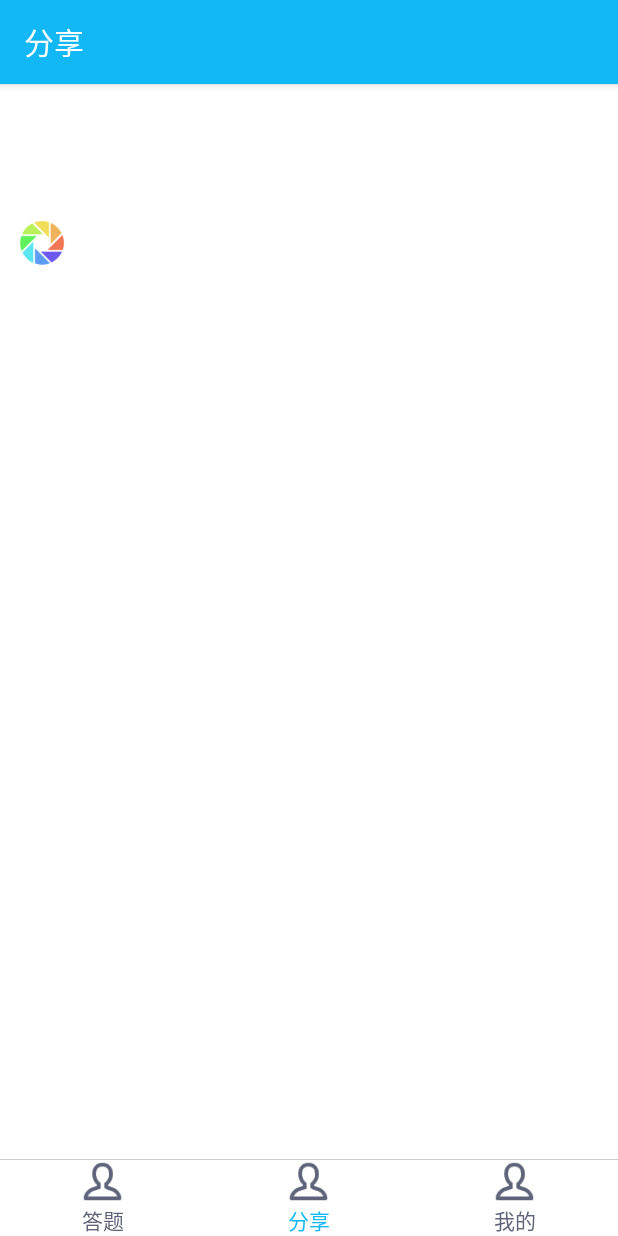
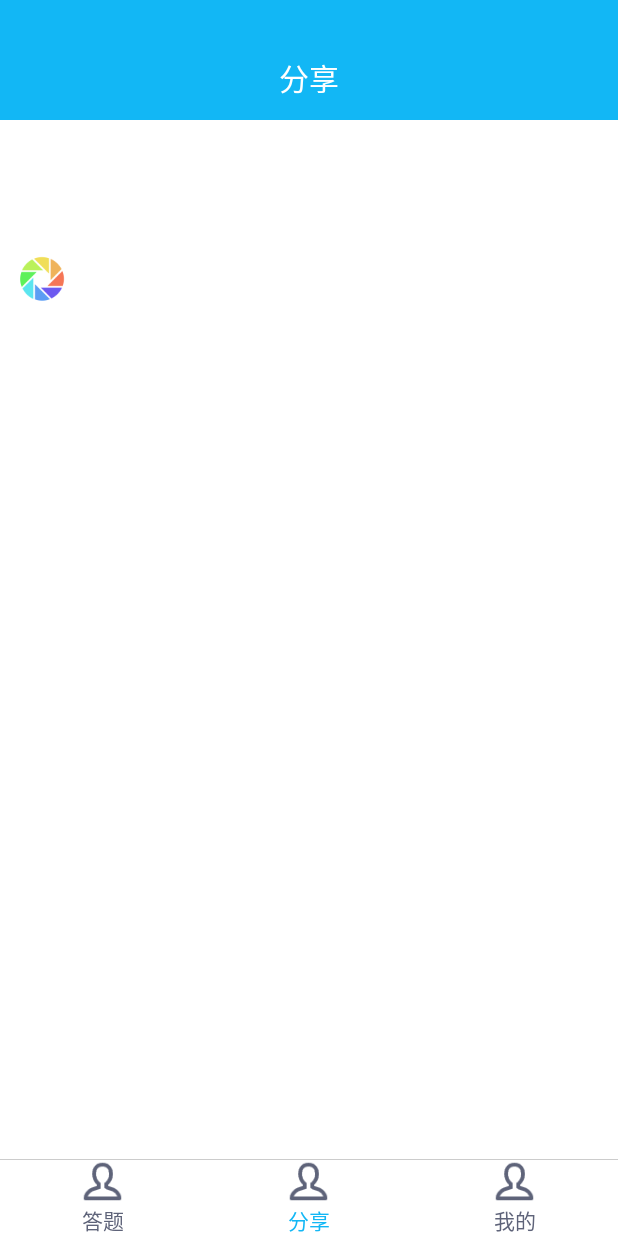
Before and after one commit to lixujiayou/GameDemo, an Android app: the screen it shows after launch (MainActivity), after a tap on "答题", on a phone screen of 412 x 824 dp. Run offline under Robolectric (Android 15) with nearby library versions, the phone set to English and light mode, and no system bars; our stand-ins replace ButterKnife, CircleImageView, EventBus; libraries missing offline, so code that uses them is left out: cn.bmob.v3, com.orhanobut.logger, me.everything.android; 24 statements that could not run were skipped.

Commit message:
20161220_4

```diff
--- a/app/src/main/java/com/example/administrator/gamedemo/core/Constants.java
+++ b/app/src/main/java/com/example/administrator/gamedemo/core/Constants.java
@@ -5,6 +5,8 @@ import android.content.Intent;
 
 import com.example.administrator.gamedemo.activity.LoginActivity;
 import com.example.administrator.gamedemo.model.Students;
+
+import java.lang.reflect.Field;
 
 import cn.bmob.v3.BmobUser;
 
@@ -64,4 +66,22 @@ public class Constants {
         return true;
     }
 
+    /**
+     * 获取状态栏的高度
+     * @return
+     */
+    public int getStatusBarHeight(Context mContext){
+        try
+        {
+            Class<?> c=Class.forName("com.android.internal.R$dimen");
+            Object obj=c.newInstance();
+            Field field=c.getField("status_bar_height");
+            int x=Integer.parseInt(field.get(obj).toString());
+            return  mContext.getResources().getDimensionPixelSize(x);
+        }catch(Exception e){
+            e.printStackTrace();
+        }
+        return 0;
+    }
+
 }
--- a/app/src/main/java/com/example/administrator/gamedemo/fragment/AnswerFragment.java
+++ b/app/src/main/java/com/example/administrator/gamedemo/fragment/AnswerFragment.java
@@ -157,7 +157,7 @@ public class AnswerFragment extends BaseFragment implements onRefreshListener2 {
         circleRecyclerView.addHeaderView(hostViewHolder.getView());
 
         toolbar.setTitleTextColor(ContextCompat.getColor(mContext, R.color.white));
-        toolbar.setTitle(R.string.main_answer);
+       // toolbar.setTitle(R.string.main_answer);
 
         AnswersAdapter.Builder<MomentsInfo> builder = new AnswersAdapter.Builder<>(mContext);
         builder.addType(AnswerViewHolder.class, MomentsType.EMPTY_CONTENT, R.layout.item_problem)
--- a/app/src/main/java/com/example/administrator/gamedemo/fragment/MineFragment.java
+++ b/app/src/main/java/com/example/administrator/gamedemo/fragment/MineFragment.java
@@ -2,8 +2,10 @@ package com.example.administrator.gamedemo.fragment;
 
 import android.support.v4.content.ContextCompat;
 import android.support.v7.widget.Toolbar;
+import android.widget.TextView;
 
 import com.example.administrator.gamedemo.R;
+import com.example.administrator.gamedemo.core.Constants;
 import com.example.administrator.gamedemo.utils.base.BaseFragment;
 
 import butterknife.BindView;
@@ -13,9 +15,9 @@ import butterknife.BindView;
  */
 
 public class MineFragment extends BaseFragment{
-   /* @BindView(R.id.toolbar)
-    public Toolbar toolbar;*/
 
+   @BindView(R.id.tv_repair)
+   TextView tv_repair;
     public MineFragment(){
     }
 
@@ -40,9 +42,8 @@ public class MineFragment extends BaseFragment{
 
     @Override
     public void initViews() {
-       /* toolbar.setTitleTextColor(ContextCompat.getColor(mContext,R.color.white));
-        toolbar.setTitle(R.string.main_mine);*/
-
+        android.view.ViewGroup.LayoutParams lp =tv_repair.getLayoutParams();
+        lp.height = Constants.getInstance().getStatusBarHeight(mContext);
     }
 
     @Override
--- a/app/src/main/java/com/example/administrator/gamedemo/fragment/ShareFragment.java
+++ b/app/src/main/java/com/example/administrator/gamedemo/fragment/ShareFragment.java
@@ -3,7 +3,6 @@ package com.example.administrator.gamedemo.fragment;
 import android.content.Context;
 import android.graphics.Rect;
 import android.os.Bundle;
-import android.support.annotation.Nullable;
 import android.support.v4.content.ContextCompat;
 import android.support.v7.widget.Toolbar;
 import android.text.TextUtils;
@@ -12,6 +11,7 @@ import android.view.MotionEvent;
 import android.view.View;
 import android.view.ViewGroup;
 import android.widget.ImageView;
+import android.widget.RelativeLayout;
 import android.widget.TextView;
 
 import com.example.administrator.gamedemo.R;
@@ -22,73 +22,79 @@ import com.example.administrator.gamedemo.model.CommentInfo;
 import com.example.administrator.gamedemo.model.Share;
 import com.example.administrator.gamedemo.model.Students;
 import com.example.administrator.gamedemo.utils.KeyboardControlMnanager;
-import com.example.administrator.gamedemo.utils.PreferenceHelper;
 import com.example.administrator.gamedemo.utils.ToolUtil;
 import com.example.administrator.gamedemo.utils.base.BaseFragment;
-import com.example.administrator.gamedemo.utils.bmob.bmob.BmobInitHelper;
 import com.example.administrator.gamedemo.utils.presenter.MomentPresenter;
 import com.example.administrator.gamedemo.utils.view.IMomentView;
-import com.example.administrator.gamedemo.utils.view.IMomentViewShare;
 import com.example.administrator.gamedemo.utils.viewholder.EmptyMomentsVH;
 import com.example.administrator.gamedemo.utils.viewholder.MultiImageMomentsVH;
 import com.example.administrator.gamedemo.utils.viewholder.TextOnlyMomentsVH;
 import com.example.administrator.gamedemo.utils.viewholder.WebMomentsVH;
-import com.example.administrator.gamedemo.widget.SoftKeyboardStateHelper;
+import com.example.administrator.gamedemo.widget.ImageLoadMnanger;
 import com.example.administrator.gamedemo.widget.commentwidget.CommentBox;
 import com.example.administrator.gamedemo.widget.commentwidget.CommentWidget;
 import com.example.administrator.gamedemo.widget.pullrecyclerview.CircleRecyclerView;
 import com.example.administrator.gamedemo.widget.pullrecyclerview.interfaces.onRefreshListener2;
-import com.example.administrator.gamedemo.widget.request.MomentsRequest;
 import com.example.administrator.gamedemo.widget.request.ShareRequest;
 import com.example.administrator.gamedemo.widget.request.SimpleResponseListener;
 import com.orhanobut.logger.Logger;
-import com.victor.loading.rotate.RotateLoading;
 
 import java.util.ArrayList;
 import java.util.List;
 
 import butterknife.BindView;
+import butterknife.ButterKnife;
+import butterknife.OnClick;
 import cn.bmob.v3.exception.BmobException;
 
 /**
  * Created by Administrator on 2016/12/8 0008.
+ *
  * @author lixu
  */
 
-public class ShareFragment extends BaseFragment  implements onRefreshListener2, IMomentView, CircleRecyclerView.OnPreDispatchTouchListener {
+public class ShareFragment extends BaseFragment implements onRefreshListener2, IMomentView, CircleRecyclerView.OnPreDispatchTouchListener {
 
-    @BindView(R.id.toolbar)
-    public Toolbar toolbar;
+//    @BindView(R.id.toolbar)
+//    public Toolbar toolbar;
     private boolean isPrepared;
 
     private static final int REQUEST_REFRESH = 0x10;
     private static final int REQUEST_LOADMORE = 0x11;
 
     @BindView(R.id.recycler)
-     CircleRecyclerView circleRecyclerView;
+    CircleRecyclerView circleRecyclerView;
     @BindView(R.id.widget_comment)
-     CommentBox commentBox;
+    CommentBox commentBox;
 
+    @BindView(R.id.rl_bar)
+    RelativeLayout rl_bar;
 
-//试一下这次呢
+    @BindView(R.id.tv_repair)
+    TextView tv_repair;
+
+    //试一下这次呢
     private HostViewHolder hostViewHolder;
     private CircleMomentsAdapter adapter;
     private List<Share> momentsInfoList;
     //request
     private ShareRequest momentsRequest;
     private MomentPresenter presenter;
-   // private List<Share> responseTemp;
+    // private List<Share> responseTemp;
 
-    public ShareFragment(){
+    public ShareFragment() {
     }
 
     public static ShareFragment getInstance() {
-        isFirst  = true;
+        isFirst = true;
         return answerFragmentHolder.instance;
     }
 
 
-
+    @OnClick(R.id.rl_bar)
+    public void onClick() {
+        circleRecyclerView.getRecyclerView().smoothScrollToPosition(0);
+    }
 
     public static class answerFragmentHolder {
         public static final ShareFragment instance = new ShareFragment();
@@ -96,10 +102,8 @@ public class ShareFragment extends BaseFragment  implements onRefreshListener2,
 
     @Override
     public void initTheme() {
-        getActivity().setTheme(R.style.AppTheme_NoActionBar_Immerse);
+        getActivity().setTheme(R.style.AppBaseTheme);
     }
-
-
 
 
     @Override
@@ -109,10 +113,11 @@ public class ShareFragment extends BaseFragment  implements onRefreshListener2,
 
     @Override
     public void initViews() {
+        android.view.ViewGroup.LayoutParams lp =tv_repair.getLayoutParams();
+        lp.height = Constants.getInstance().getStatusBarHeight(mContext);
 
         momentsInfoList = new ArrayList<>();
         momentsRequest = new ShareRequest();
-
 
         presenter = new MomentPresenter(this);
 
@@ -136,12 +141,11 @@ public class ShareFragment extends BaseFragment  implements onRefreshListener2,
         circleRecyclerView.setAdapter(adapter);
 
 
-
         initKeyboardHeightObserver();
 
 
-        toolbar.setTitleTextColor(ContextCompat.getColor(mContext,R.color.white));
-        toolbar.setTitle(R.string.main_share);
+//        toolbar.setTitleTextColor(ContextCompat.getColor(mContext, R.color.white));
+//        toolbar.setTitle(R.string.main_share);
 
         isPrepared = true;
         initData();
@@ -150,23 +154,36 @@ public class ShareFragment extends BaseFragment  implements onRefreshListener2,
 
     @Override
     public void initData() {
-        if(!isPrepared || !isVisible || !isFirst){
+        if (!isPrepared || !isVisible || !isFirst) {
             return;
-        }else {
+        } else {
             circleRecyclerView.autoRefresh();
             isFirst = false;
         }
 
     }
 
+
     private static class HostViewHolder {
         private View rootView;
+        private ImageView friend_wall_pic;
+
         public HostViewHolder(Context context) {
-            this.rootView = LayoutInflater.from(context).inflate(R.layout.heard_null, null);
+            this.rootView = LayoutInflater.from(context).inflate(R.layout.circle_host_header_share, null);
+            this.friend_wall_pic = (ImageView) rootView.findViewById(R.id.friend_wall_pic);
+            this.rootView.setVisibility(View.GONE);
         }
+
+        public void loadHostData(Students hostInfo) {
+            if (hostInfo == null) return;
+            ImageLoadMnanger.INSTANCE.loadImage(friend_wall_pic, "http://qn.ciyo.cn/upload/FgbnwPphrRD46RsX_gCJ8PxMZLNF");
+
+        }
+
         public View getView() {
             return rootView;
         }
+
     }
 
     // TODO: 2016/12/13 进一步优化对齐功能
@@ -205,6 +222,7 @@ public class ShareFragment extends BaseFragment  implements onRefreshListener2,
         momentsRequest.setRequestType(REQUEST_LOADMORE);
         momentsRequest.execute();
     }
+
     //call back block
     //==============================================
     private boolean isOne = true;
@@ -225,7 +243,7 @@ public class ShareFragment extends BaseFragment  implements onRefreshListener2,
 
 
                         Logger.i("第一条动态ID   >>>   " + response.get(0).getMomentid());
-                   //     hostViewHolder.loadHostData(Constants.getInstance().getUser());
+                        //     hostViewHolder.loadHostData(Constants.getInstance().getUser());
                         adapter.updateData(response);
                     }
                     break;
@@ -260,6 +278,7 @@ public class ShareFragment extends BaseFragment  implements onRefreshListener2,
 
     /**
      * 点击发送
+     *
      * @param itemPos
      * @param commentInfoList
      */
@@ -274,6 +293,7 @@ public class ShareFragment extends BaseFragment  implements onRefreshListener2,
 
     /**
      * 点击评论
+     *
      * @param itemPos
      * @param momentid
      * @param commentWidget
--- a/app/src/main/java/com/example/administrator/gamedemo/utils/base/BaseFragment.java
+++ b/app/src/main/java/com/example/administrator/gamedemo/utils/base/BaseFragment.java
@@ -32,7 +32,7 @@ public abstract class BaseFragment extends Fragment{
     @Nullable
     @Override
     public View onCreateView(LayoutInflater inflater, @Nullable ViewGroup container, @Nullable Bundle savedInstanceState) {
-        //initTheme();
+      //  initTheme();
         layoutID = initCreatView();
         mView = inflater.inflate(layoutID,container,false);
         mContext = getActivity();
--- a/app/src/main/java/com/example/administrator/gamedemo/widget/pullrecyclerview/CircleRecyclerView.java
+++ b/app/src/main/java/com/example/administrator/gamedemo/widget/pullrecyclerview/CircleRecyclerView.java
@@ -355,10 +355,13 @@ public class CircleRecyclerView extends FrameLayout {
         }
 
         void catchPullEvent(float offset) {
+            refreshIcon.setVisibility(View.VISIBLE);
             if (checkHacIcon()) {
                 refreshIcon.setRotation(-offset * 2);
                 if (offset >= refreshPosition) {
                     offset = refreshPosition;
+                }else if(offset < 1){
+                    refreshIcon.setVisibility(View.GONE);
                 }
                 refreshIcon.layout(refreshIcon.getLeft(), (int) Math.abs(offset), refreshIcon.getRight(), (int) (Math.abs(offset) + refreshIcon.getHeight()));
                 adjustRefreshIconPosition();
--- a/app/src/main/res/layout/fragment_share.xml
+++ b/app/src/main/res/layout/fragment_share.xml
@@ -4,8 +4,29 @@
     android:orientation="vertical"
     android:layout_width="match_parent"
     android:layout_height="match_parent">
-    <include layout="@layout/toolbar"
+    <TextView
+        android:id="@+id/tv_repair"
+        android:layout_width="match_parent"
+        android:layout_height="1dp"
+        android:background="@color/colorPrimary"
         />
+<RelativeLayout
+    android:id="@+id/rl_bar"
+    android:layout_width="match_parent"
+    android:layout_height="?attr/actionBarSize"
+    android:background="@color/colorPrimary"
+    >
+<TextView
+    android:layout_width="wrap_content"
+    android:layout_height="?attr/actionBarSize"
+    android:text="@string/main_share"
+    android:textSize="@dimen/textsize_actionbar"
+    android:textColor="@color/white"
+    android:layout_centerInParent="true"
+    android:gravity="center"
+    />
+
+</RelativeLayout>
     <FrameLayout
         android:layout_width="match_parent"
         android:layout_height="0dp"
--- a/app/src/main/res/layout/toolbar.xml
+++ b/app/src/main/res/layout/toolbar.xml
@@ -17,6 +17,7 @@
         android:background="@color/colorPrimary"
         android:minHeight="?attr/actionBarSize"
         app:layout_scrollFlags="scroll|enterAlways"
+        style="?actionBarStyle"
         />
 </android.support.design.widget.AppBarLayout>
 </merge>
--- a/app/src/main/res/values/colors.xml
+++ b/app/src/main/res/values/colors.xml
@@ -4,7 +4,7 @@
     <color name="colorPrimaryDark">#12B7F5</color>
     <color name="colorAccent">#8EC31E</color>
 
-    <color name="colorPrimaryAlpha">#ee12B7F5</color>
+    <color name="colorPrimaryAlpha">#12B7F5</color>
 
     <color name="white">#FFFFFF</color>
     <color name="white_t">#44FFFFFF</color>
--- a/app/src/main/res/values/dimens.xml
+++ b/app/src/main/res/values/dimens.xml
@@ -15,7 +15,7 @@
     <dimen name="height_search_2">46dp</dimen>
     <dimen name="item_spinner">36dp</dimen>
     <dimen name="textsize_spinner">18sp</dimen>
-    <dimen name="textsize_actionbar">22sp</dimen>
+    <dimen name="textsize_actionbar">20sp</dimen>
     <dimen name="textsize_16">16sp</dimen>
     <dimen name="textsize_14">14sp</dimen>
     <dimen name="textsize_18">18sp</dimen>
```
Also changed, not shown: app/src/main/java/com/example/administrator/gamedemo/widget/ClickShowMoreLayout.java (+8 -0 lines), app/src/main/java/com/example/administrator/gamedemo/widget/request/AddCommentRequest.java (+12 -16 lines), app/src/main/res/layout/circle_host_header_share.xml (added, +18 -0 lines), app/src/main/res/layout/fragment_mine.xml (+21 -2 lines), app/src/main/res/layout/lay_collapsing_viewpager_toolbar_immerse.xml (+13 -3 lines), 1 other file.
